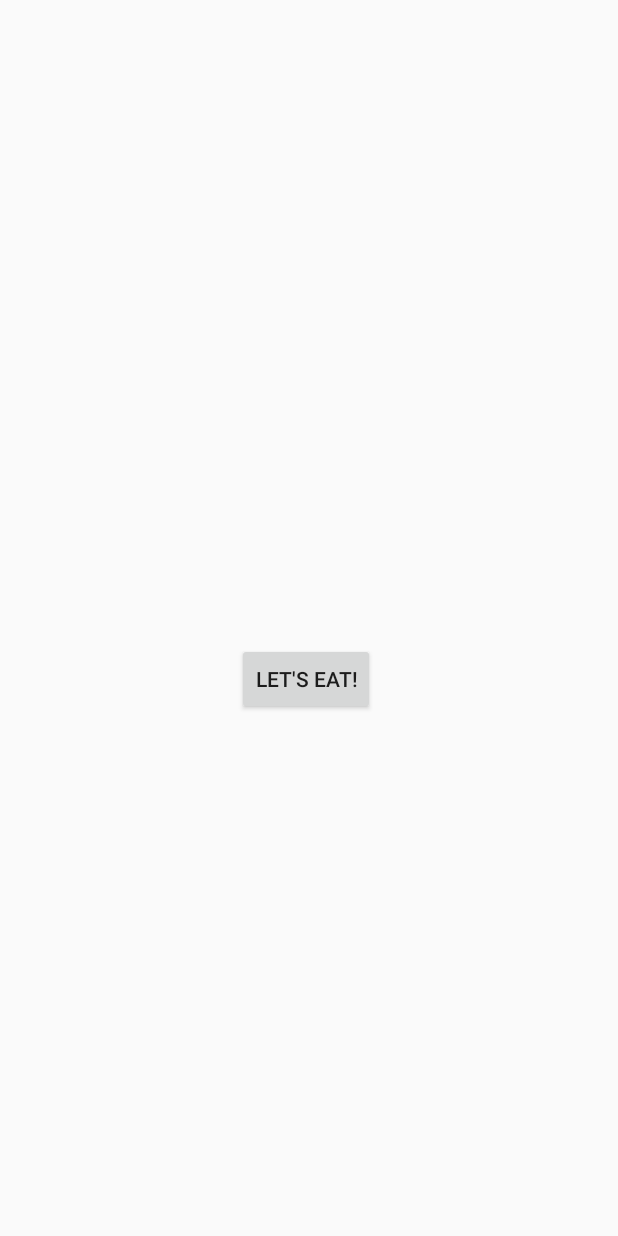
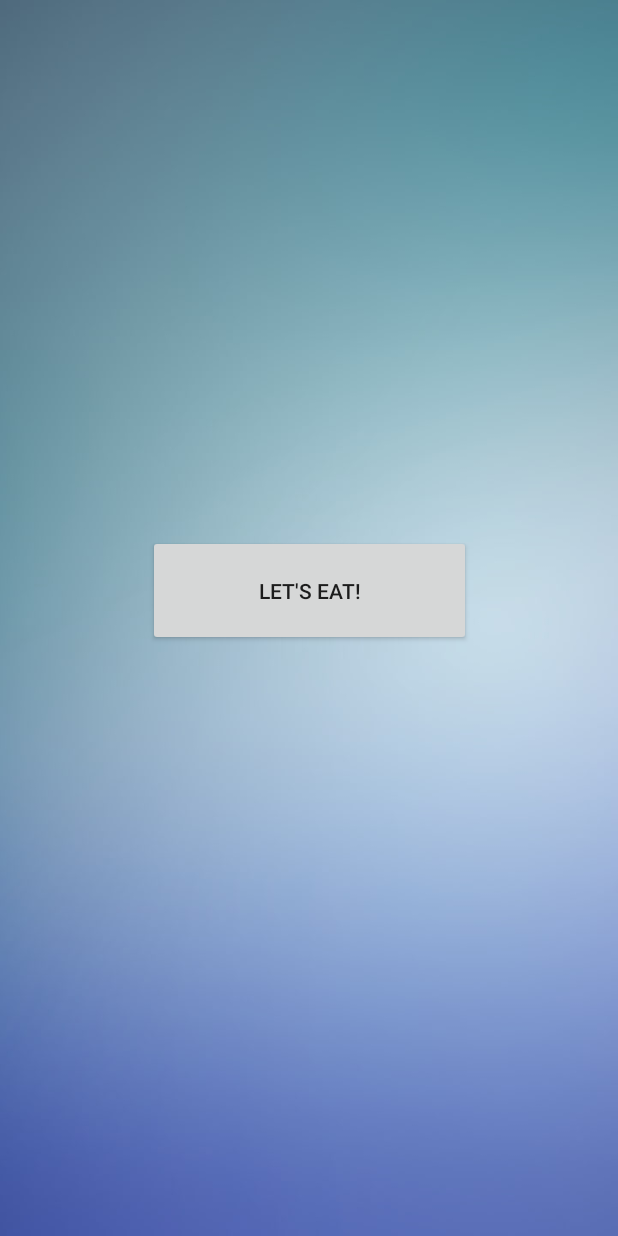
Before and after one commit to solomonheisey/Lets-Eat, an Android app: the layout activity_main.xml on its own in the app's theme, with its tools: preview values and no code run, on a phone screen of 412 x 824 dp. Run offline under Robolectric (Android 15) with nearby library versions, the phone set to English and light mode, and no system bars.

Commit message:
added background

```diff
--- a/src/app/src/main/java/com/example/lets_eat/MainActivity.java
+++ b/src/app/src/main/java/com/example/lets_eat/MainActivity.java
@@ -2,9 +2,12 @@ package com.example.lets_eat;
 
 import androidx.appcompat.app.AppCompatActivity;
 
+import android.graphics.Color;
 import android.os.Bundle;
 import android.util.Log;
 import android.view.View;
+import android.view.Window;
+import android.view.WindowManager;
 import android.widget.Button;
 import android.widget.Toast;
 
@@ -14,9 +17,14 @@ public class MainActivity extends AppCompatActivity {
     @Override
     protected void onCreate(Bundle savedInstanceState) {
         super.onCreate(savedInstanceState);
+        requestWindowFeature(Window.FEATURE_NO_TITLE);
+        getWindow().setFlags(WindowManager.LayoutParams.FLAG_FULLSCREEN,
+                WindowManager.LayoutParams.FLAG_FULLSCREEN);
         setContentView(R.layout.activity_main);
 
         Button btn = findViewById(R.id.btnLetsEat);
+        btn.setTextColor(Color.WHITE);
+        btn.setBackgroundColor(0x7933ff);
         btn.setOnClickListener(new View.OnClickListener() {
             @Override
             public void onClick(View v) {
@@ -29,4 +37,7 @@ public class MainActivity extends AppCompatActivity {
 
 
 
+
+
+
 }
--- a/src/app/src/main/res/layout/activity_main.xml
+++ b/src/app/src/main/res/layout/activity_main.xml
@@ -1,4 +1,6 @@
 <?xml version="1.0" encoding="utf-8"?>
+
+
 <androidx.constraintlayout.widget.ConstraintLayout xmlns:android="http://schemas.android.com/apk/res/android"
     xmlns:app="http://schemas.android.com/apk/res-auto"
     xmlns:tools="http://schemas.android.com/tools"
@@ -6,10 +8,16 @@
     android:layout_height="match_parent"
     tools:context=".MainActivity">
 
+    <ImageView
+        android:layout_width="match_parent"
+        android:layout_height="match_parent"
+        android:scaleType="centerCrop"
+        android:src="@drawable/background" />
+
     <Button
         android:id="@+id/btnLetsEat"
-        android:layout_width="wrap_content"
-        android:layout_height="wrap_content"
+        android:layout_width="215dp"
+        android:layout_height="74dp"
         android:layout_marginStart="158dp"
         android:layout_marginLeft="158dp"
         android:layout_marginTop="336dp"
@@ -19,8 +27,8 @@
         android:text="Let's Eat!"
         app:layout_constraintBottom_toBottomOf="parent"
         app:layout_constraintEnd_toEndOf="parent"
-        app:layout_constraintHorizontal_bias="0.0"
+        app:layout_constraintHorizontal_bias="0.472"
         app:layout_constraintStart_toStartOf="parent"
         app:layout_constraintTop_toTopOf="parent"
-        app:layout_constraintVertical_bias="1.0" />
+        app:layout_constraintVertical_bias="0.307" />
 </androidx.constraintlayout.widget.ConstraintLayout>
--- a/src/app/src/main/res/values/styles.xml
+++ b/src/app/src/main/res/values/styles.xml
@@ -1,7 +1,7 @@
 <resources>
 
     <!-- Base application theme. -->
-    <style name="AppTheme" parent="Theme.AppCompat.Light.DarkActionBar">
+    <style name="AppTheme" parent="Theme.AppCompat.Light.NoActionBar">
         <!-- Customize your theme here. -->
         <item name="colorPrimary">@color/colorPrimary</item>
         <item name="colorPrimaryDark">@color/colorPrimaryDark</item>
```
Also changed, not shown: src/app/src/main/res/drawable/background.jpg (added).
